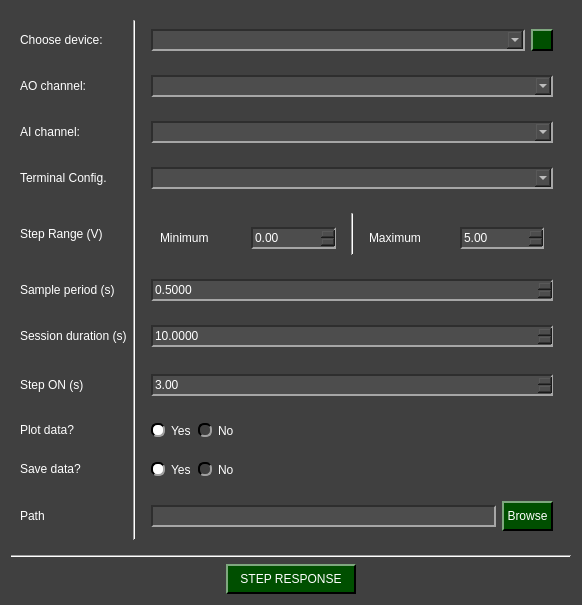
Before: the Qt Designer form pydaq/uis/PyDAQ_step_response_NIDAQ_widget.ui in CayoRw/pydaq, drawn with Qt 5.
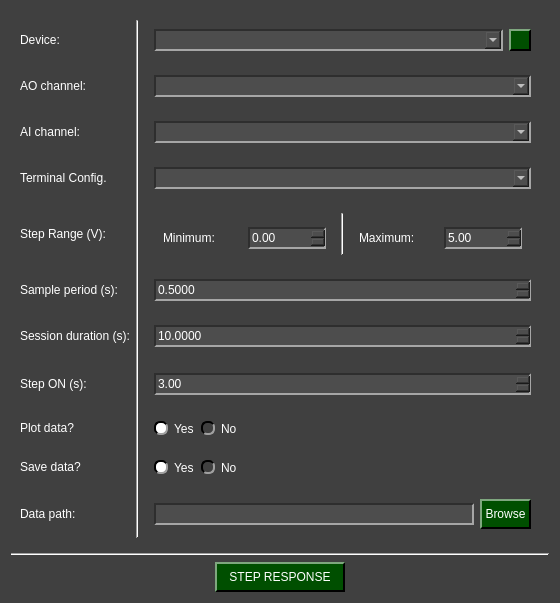
After: the same form once the commit is applied. Icons and pictures are not drawn.

Diff of the .ui file:
```diff
--- a/pydaq/uis/PyDAQ_step_response_NIDAQ_widget.ui
+++ b/pydaq/uis/PyDAQ_step_response_NIDAQ_widget.ui
@@ -6,8 +6,8 @@
    <rect>
     <x>0</x>
     <y>0</y>
-    <width>582</width>
-    <height>605</height>
+    <width>560</width>
+    <height>603</height>
    </rect>
   </property>
   <property name="windowTitle">
@@ -302,7 +302,7 @@
       <item row="4" column="0">
        <widget class="QLabel" name="label_10">
         <property name="text">
-         <string>Step Range (V)</string>
+         <string>Step Range (V):</string>
         </property>
        </widget>
       </item>
@@ -328,7 +328,7 @@
          </size>
         </property>
         <property name="text">
-         <string>Session duration (s)</string>
+         <string>Session duration (s):</string>
         </property>
        </widget>
       </item>
@@ -347,7 +347,7 @@
          </size>
         </property>
         <property name="text">
-         <string>Path</string>
+         <string>Data path:</string>
         </property>
        </widget>
       </item>
@@ -483,7 +483,7 @@
             <item row="0" column="0">
              <widget class="QLabel" name="label_12">
               <property name="text">
-               <string>Maximum</string>
+               <string>Maximum:</string>
               </property>
              </widget>
             </item>
@@ -530,7 +530,7 @@
             <item row="0" column="0">
              <widget class="QLabel" name="label_11">
               <property name="text">
-               <string>Minimum</string>
+               <string>Minimum:</string>
               </property>
              </widget>
             </item>
@@ -584,7 +584,7 @@
          </size>
         </property>
         <property name="text">
-         <string>Sample period (s)</string>
+         <string>Sample period (s):</string>
         </property>
        </widget>
       </item>
@@ -685,7 +685,7 @@
          </size>
         </property>
         <property name="text">
-         <string>Choose device:</string>
+         <string>Device:</string>
         </property>
        </widget>
       </item>
@@ -785,7 +785,7 @@
       <item row="7" column="0">
        <widget class="QLabel" name="label_13">
         <property name="text">
-         <string>Step ON (s)</string>
+         <string>Step ON (s):</string>
         </property>
        </widget>
       </item>
```
Left out of the diff: 28 changed lines with no effect on the pictures.
